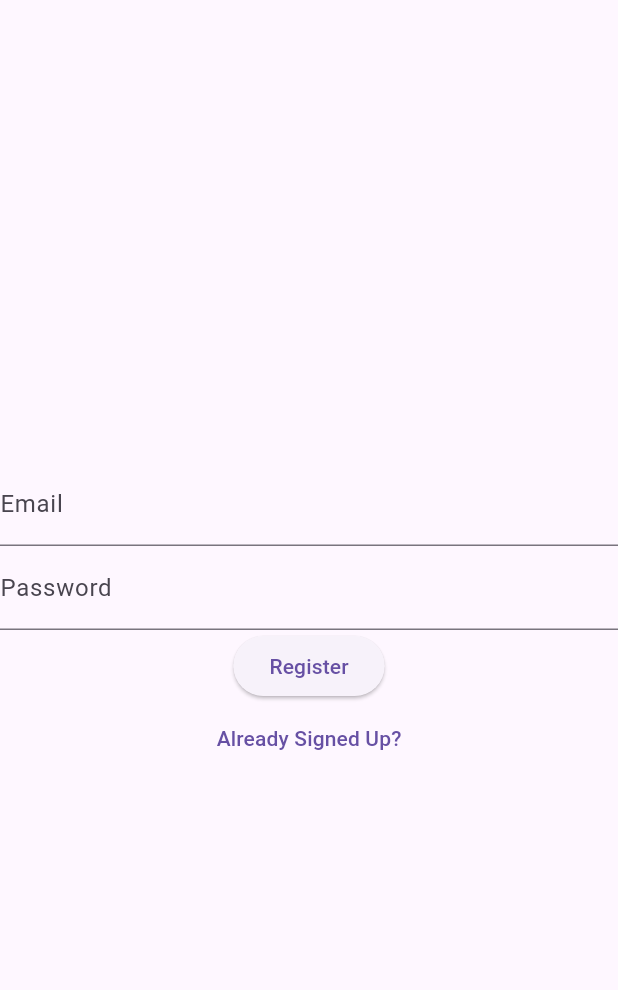
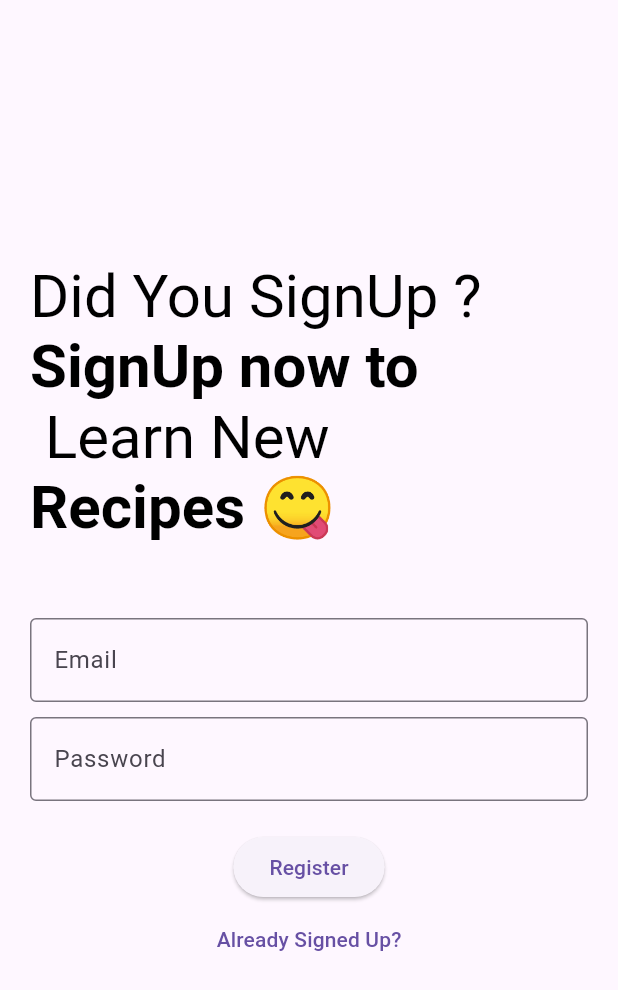
Before and after one commit to Bibhas7-ai/Recipe-App, a Flutter app: the screen it shows after launch, after a tap on "Don't have an account? Sign Up", on a phone screen of 412 x 824 dp. Shown: the top 990 px of the screen. Run offline on Flutter 3.47's test engine with Material 3 defaults, Android fonts, the phone set to English and light mode, and no system bars; our stand-ins replace dio, firebase_auth, firebase_core, google_sign_in; accounts and stored records are empty; network calls fail.

Commit message:
updates comming

```diff
--- a/lib/main.dart
+++ b/lib/main.dart
@@ -6,12 +6,12 @@ import 'package:food/provider/profile_provider.dart';
 
 import 'package:food/provider/recipe_provider.dart';
 
-
 import 'package:food/screens/login_screen.dart';
 import 'package:food/screens/nav_screen.dart';
 import 'package:food/screens/profile_screen.dart';
 
 import 'package:food/screens/register_screen.dart';
+import 'package:food/wrapper.dart';
 
 import 'package:provider/provider.dart';
 
@@ -43,12 +43,12 @@ class MyApp extends StatelessWidget {
         primarySwatch: Colors.blue,
       ),
       debugShowCheckedModeBanner: false,
-      initialRoute: '/',
+      initialRoute: '/wrapper',
       routes: {
         '/': (context) => const LoginScreen(),
+        '/wrapper': (context) => const Wrapper(),
         '/navscreen': (context) => const NavScreen(),
         '/register': (context) => const RegisterScreen(),
-
         '/profile': (context) => const ProfileScreen(),
       },
     );
--- a/lib/provider/bottomnav_provider.dart
+++ b/lib/provider/bottomnav_provider.dart
@@ -7,7 +7,9 @@ class NavbarProvider with ChangeNotifier {
   List<NavbarDTO> items = [
     NavbarDTO(label: 'home', widget: const HomeScreen(), iconData: Icons.home),
     NavbarDTO(
-        label: 'Favorites', widget: const FavoriteScreen(), iconData: Icons.favorite),
+        label: 'Favorites',
+        widget: const FavoriteScreen(),
+        iconData: Icons.favorite),
     NavbarDTO(
         label: 'Profile',
         widget: const ProfileScreen(),
--- a/lib/screens/login_screen.dart
+++ b/lib/screens/login_screen.dart
@@ -1,7 +1,19 @@
 import 'package:flutter/material.dart';
 import 'package:food/provider/login_provider.dart';
 import 'package:provider/provider.dart';
+class MyWidget extends StatefulWidget {
+  const MyWidget({super.key});
 
+  @override
+  State<MyWidget> createState() => _MyWidgetState();
+}
+
+class _MyWidgetState extends State<MyWidget> {
+  @override
+  Widget build(BuildContext context) {
+    return const Placeholder();
+  }
+}
 class LoginScreen extends StatelessWidget {
   const LoginScreen({super.key});
 
@@ -14,19 +26,59 @@ class LoginScreen extends StatelessWidget {
 
     return Scaffold(
       body: Center(
+        child: Padding(
+          padding: const EdgeInsets.all(20.0),
+          child: Expanded(
+            child: SingleChildScrollView(
               child: Column(
                 mainAxisAlignment: MainAxisAlignment.center,
                 children: [
+                  RichText(
+                    text: const TextSpan(
+                        text: 'Login To Learn \n New ',
+                        style: TextStyle(
+                          fontSize: 30,
+                          fontWeight: FontWeight.w400,
+                          color: Colors.black,
+                        ),
+                        children: [
+                          TextSpan(
+                              text: ' Delicious! \n ',
+                              style: TextStyle(
+                                fontSize: 40,
+                                fontWeight: FontWeight.bold,
+                              )),
+                          TextSpan(
+                              text: ' Recipes 😋 ',
+                              style: TextStyle(
+                                fontSize: 30,
+                                fontWeight: FontWeight.bold,
+                              )),
+                        ]),
+                  ),
+                  SizedBox(
+                    height: 50,
+                  ),
                   TextFormField(
                     controller: emailController,
                     decoration: const InputDecoration(
-                  hintText: 'Enter your Email Here', labelText: 'Email'),
+                        border: OutlineInputBorder(),
+                        hintText: 'Enter your Email Here',
+                        labelText: 'Email'),
+                  ),
+                  SizedBox(
+                    height: 10,
                   ),
                   TextFormField(
                     controller: passwordController,
                     decoration: const InputDecoration(
-                  hintText: 'Enter your Password Here', labelText: 'Password'),
+                        border: OutlineInputBorder(),
+                        hintText: 'Enter your Password Here',
+                        labelText: 'Password'),
                     obscureText: true,
+                  ),
+                  SizedBox(
+                    height: 20,
                   ),
                   ElevatedButton(
                     onPressed: () {
@@ -38,15 +90,28 @@ class LoginScreen extends StatelessWidget {
                     },
                     child: const Text('Login'),
                   ),
+                  ElevatedButton(
+                    onPressed: () async {
+                      await loginProvider.loginWithGoogle();
+                    },
+                    child: Text('SignIn with Google'),
+                  ),
                   TextButton(
                     onPressed: () {
-                Navigator.pushNamed(context, '/register');
+                      Navigator.pushNamedAndRemoveUntil(
+                        context,
+                        '/register',
+                        (route) => false,
+                      );
                     },
                     child: const Text("Don't have an account? Sign Up"),
                   ),
                 ],
               ),
             ),
+          ),
+        ),
+      ),
     );
   }
 }
--- a/lib/screens/register_screen.dart
+++ b/lib/screens/register_screen.dart
@@ -15,19 +15,66 @@ class RegisterScreen extends StatelessWidget {
 
     return Scaffold(
       body: Center(
+        child: Padding(
+          padding: const EdgeInsets.all(20.0),
+          child: SingleChildScrollView(
             child: Column(
               mainAxisAlignment: MainAxisAlignment.center,
               children: [
+                RichText(
+                  text: const TextSpan(
+                      text: 'Did You SignUp ? ',
+                      style: TextStyle(
+                        fontSize: 40,
+                        fontWeight: FontWeight.w400,
+                        color: Colors.black,
+                      ),
+                      children: [
+                        TextSpan(
+                            text: ' SignUp now to  \n ',
+                            style: TextStyle(
+                              fontSize: 40,
+                              fontWeight: FontWeight.bold,
+                            )),
+                        TextSpan(
+                          text: 'Learn New  ',
+                          style: TextStyle(
+                            fontSize: 40,
+                            fontWeight: FontWeight.w400,
+                            color: Colors.black,
+                          ),
+                        ),
+                        TextSpan(
+                            text: ' Recipes 😋 ',
+                            style: TextStyle(
+                              fontSize: 40,
+                              fontWeight: FontWeight.bold,
+                            )),
+                      ]),
+                ),
+                SizedBox(
+                  height: 50,
+                ),
                 TextFormField(
                   controller: emailController,
                   decoration: const InputDecoration(
-                  hintText: 'Enter your Email Here', labelText: 'Email'),
+                      border: OutlineInputBorder(),
+                      hintText: 'Enter your Email Here',
+                      labelText: 'Email'),
+                ),
+                const SizedBox(
+                  height: 10,
                 ),
                 TextFormField(
                   controller: passwordController,
                   decoration: const InputDecoration(
-                  hintText: 'Enter your Password Here', labelText: 'Password'),
+                      border: OutlineInputBorder(),
+                      hintText: 'Enter your Password Here',
+                      labelText: 'Password'),
                   obscureText: true,
+                ),
+                const SizedBox(
+                  height: 20,
                 ),
                 ElevatedButton(
                   onPressed: () async {
@@ -35,7 +82,8 @@ class RegisterScreen extends StatelessWidget {
                       await registerProvider.registerUser(
                           emailController.text, passwordController.text);
                       ScaffoldMessenger.of(context).showSnackBar(
-                    const SnackBar(content: Text('Registration successful')),
+                        const SnackBar(
+                            content: Text('Registration successful')),
                       );
                     } catch (e) {
                       ScaffoldMessenger.of(context).showSnackBar(
@@ -47,13 +95,19 @@ class RegisterScreen extends StatelessWidget {
                 ),
                 TextButton(
                   onPressed: () {
-                Navigator.pushNamed(context, '/login');
+                    Navigator.pushNamedAndRemoveUntil(
+                      context,
+                      '/',
+                      (route) => false,
+                    );
                   },
                   child: const Text('Already Signed Up?'),
                 )
               ],
             ),
           ),
+        ),
+      ),
     );
   }
 }
--- /dev/null
+++ b/lib/wrapper.dart
@@ -0,0 +1,33 @@
+import 'package:firebase_auth/firebase_auth.dart';
+import 'package:flutter/material.dart';
+import 'package:food/screens/login_screen.dart';
+import 'package:food/screens/nav_screen.dart';
+
+class Wrapper extends StatelessWidget {
+  const Wrapper({super.key});
+
+  @override
+  Widget build(BuildContext context) {
+    return Scaffold(
+      body: StreamBuilder(
+          stream: FirebaseAuth.instance.authStateChanges(),
+          builder: (context, snapshot) {
+            if (snapshot.connectionState == ConnectionState.waiting) {
+              return Center(
+                child: CircularProgressIndicator(),
+              );
+            } else if (snapshot.hasError) {
+              return Center(
+                child: Text('Something Went Wrong'),
+              );
+            } else {
+              if (snapshot.data == null) {
+                return const LoginScreen();
+              } else {
+                return NavScreen();
+              }
+            }
+          }),
+    );
+  }
+}
--- a/pubspec.yaml
+++ b/pubspec.yaml
@@ -40,12 +40,13 @@ dependencies:
   connectivity_plus: ^6.1.0
 
   flutter_bloc: ^8.1.6
-  cloud_firestore: ^5.5.0
   flutterfire_cli: ^1.0.0
   firebase_auth: ^5.3.3
   firebase_core: ^3.8.0
   dio: ^5.7.0
   json_serializable: ^6.9.0
+  google_sign_in: ^6.2.2
+  cloud_firestore: ^5.5.0
 
 dev_dependencies:
   flutter_test:
```
Also changed, not shown: lib/provider/login_provider.dart (+31 -1 lines), lib/screens/home_screen.dart (+19 -3 lines), lib/screens/profile_screen.dart (+5 -2 lines), pubspec.lock, 1 other file. Lines whose indentation alone changed are shown as unchanged.
